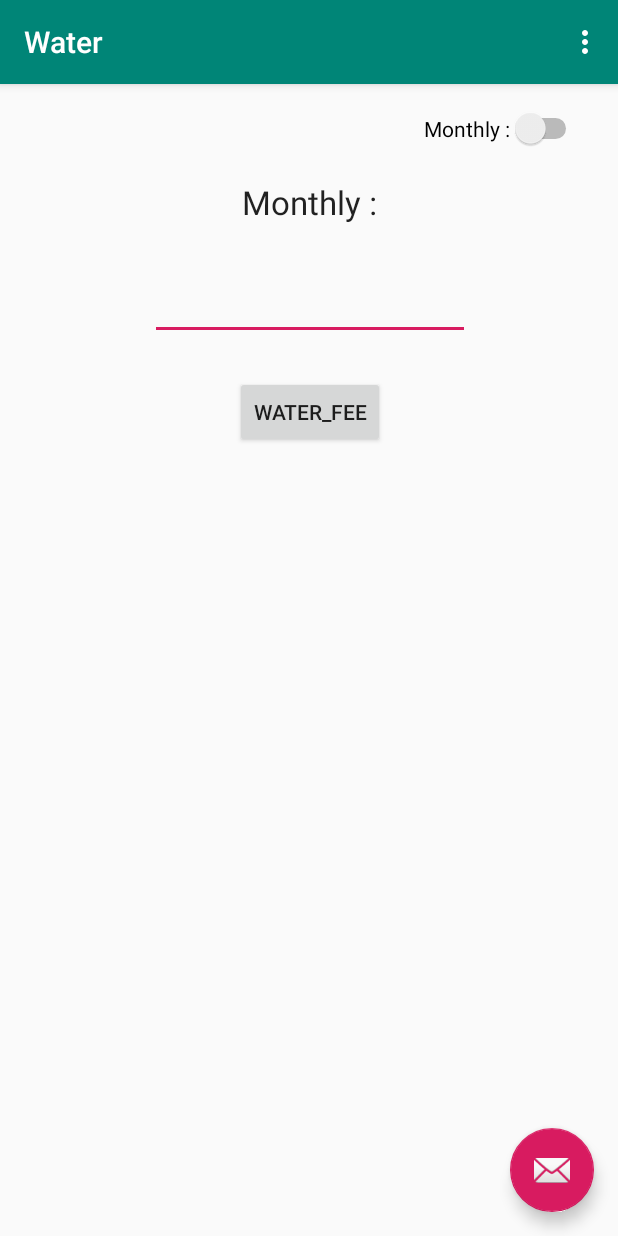
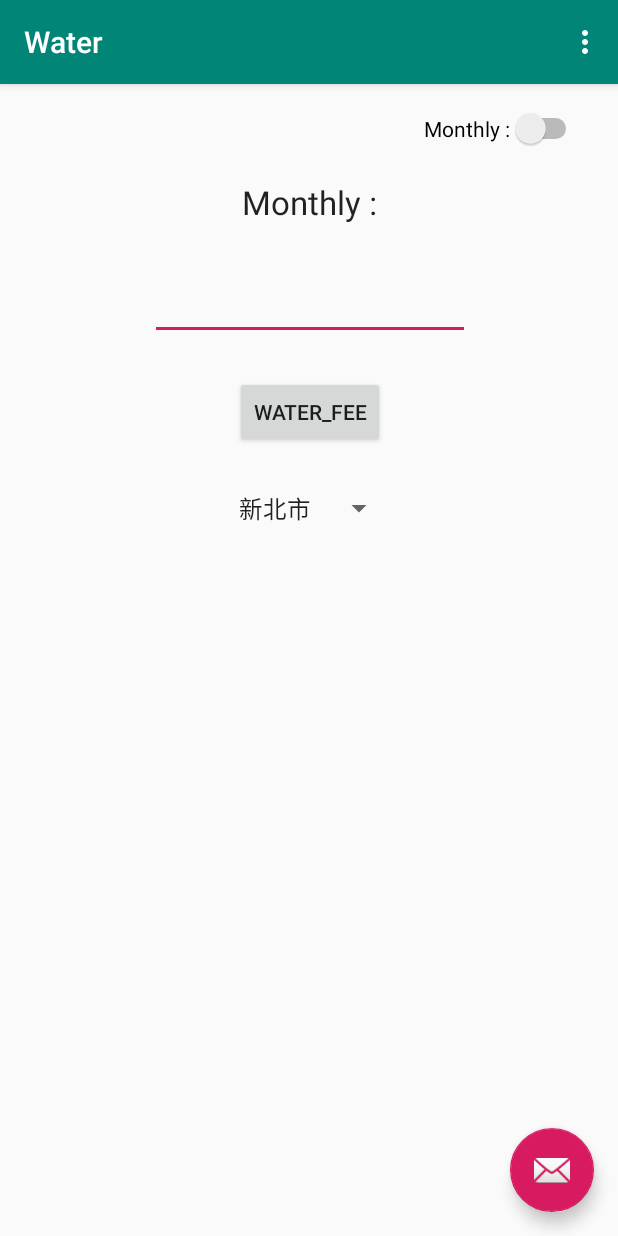
Before and after one commit to lincindiawang/MidTest, an Android app: the screen it shows after launch (MainActivity), on a phone screen of 412 x 824 dp. Run offline under Robolectric (Android 15) with nearby library versions, the phone set to English and light mode, and no system bars.

Commit message:
1203 2nd

```diff
--- a/app/src/main/java/com/fju/water/MainActivity.java
+++ b/app/src/main/java/com/fju/water/MainActivity.java
@@ -15,9 +15,11 @@ import android.util.Log;
 import android.view.View;
 import android.view.Menu;
 import android.view.MenuItem;
+import android.widget.AdapterView;
 import android.widget.Button;
 import android.widget.CompoundButton;
 import android.widget.EditText;
+import android.widget.Spinner;
 import android.widget.Switch;
 import android.widget.TextView;
 
@@ -118,6 +120,19 @@ public class MainActivity extends AppCompatActivity {
                 isNext = isChecked;
                 TextView text = findViewById(R.id.type);
                 text.setText(isNext ? getString(R.string.every_other_month) : getString(R.string.monthly));
+
+            }
+        });
+        //spinner
+        Spinner cities = findViewById(R.id.spinner);
+        cities.setOnItemSelectedListener(new AdapterView.OnItemSelectedListener() {
+            @Override
+            public void onItemSelected(AdapterView<?> parent, View view, int position, long id) {
+                Log.d(TAG, getResources().getStringArray(R.array.cities)[position]);
+            }
+
+            @Override
+            public void onNothingSelected(AdapterView<?> parent) {
 
             }
         });
--- a/app/src/main/res/layout/content_main.xml
+++ b/app/src/main/res/layout/content_main.xml
@@ -51,4 +51,15 @@
         app:layout_constraintEnd_toEndOf="parent"
         app:layout_constraintTop_toTopOf="parent" />
 
+    <Spinner
+        android:id="@+id/spinner"
+        android:layout_width="wrap_content"
+        android:layout_height="wrap_content"
+        android:layout_marginTop="28dp"
+        android:entries="@array/cities"
+        app:layout_constraintEnd_toEndOf="@+id/button"
+        app:layout_constraintHorizontal_bias="0.481"
+        app:layout_constraintStart_toStartOf="@+id/button"
+        app:layout_constraintTop_toBottomOf="@+id/button" />
+
 </androidx.constraintlayout.widget.ConstraintLayout>
--- /dev/null
+++ b/app/src/main/res/values/arrays.xml
@@ -0,0 +1,25 @@
+<?xml version="1.0" encoding="utf-8"?>
+<resources>
+    <string-array name="cities">
+        <item>新北市</item>
+        <item>臺北市</item>
+        <item>桃園市</item>
+        <item>基隆市</item>
+        <item>新竹市</item>
+        <item>宜蘭縣</item>
+        <item>新竹縣</item>
+        <item>臺中市</item>
+        <item>苗栗縣</item>
+        <item>彰化縣</item>
+        <item>南投縣</item>
+        <item>雲林縣</item>
+        <item>臺南市</item>
+        <item>高雄市</item>
+        <item>嘉義市</item>
+        <item>嘉義縣</item>
+        <item>屏東縣</item>
+        <item>澎湖縣</item>
+        <item>臺東縣</item>
+        <item>花蓮縣</item>
+    </string-array>
+</resources>
```
